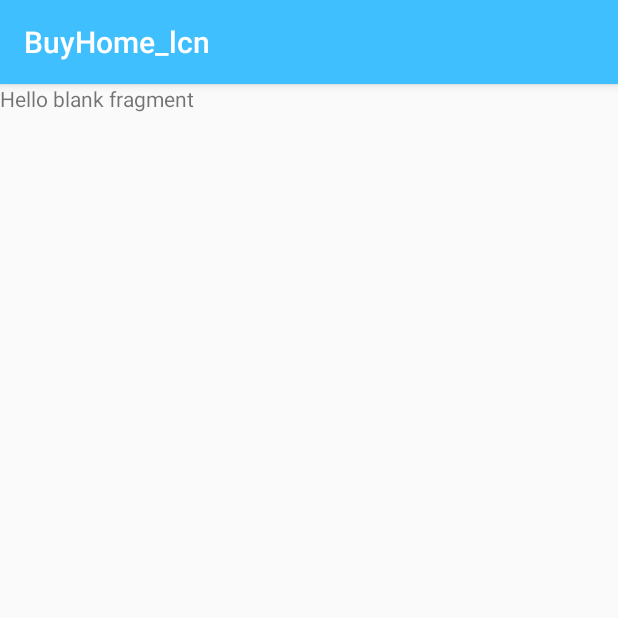
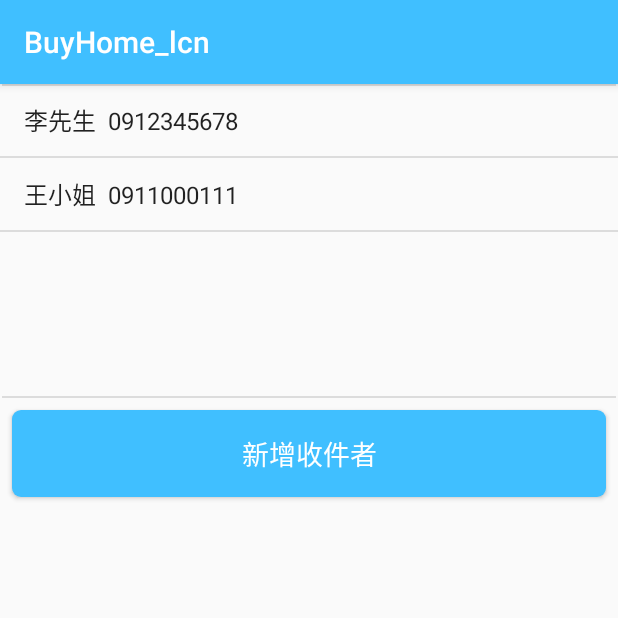
Before and after one commit to Lucien-Hsu/BuyHome, an Android app: the CheckDelivery screen opened through its navigation route, after a tap on "選擇收件者", on a phone screen of 412 x 824 dp, the top half of it. Run offline under Robolectric (Android 15) with nearby library versions, the phone set to English and light mode, and no system bars.

Commit message:
feat:完成"選擇收件人"頁面 1.ViewModel 新增相關變數 2.新增 Layout 3.處理按鈕與顯示
#issue 047

```diff
--- a/app/src/main/java/com/example/buyhome_lcn/data/ShoppingCartViewModel.java
+++ b/app/src/main/java/com/example/buyhome_lcn/data/ShoppingCartViewModel.java
@@ -76,8 +76,8 @@ public class ShoppingCartViewModel extends ViewModel {
             _amountList.setValue(amountList);
         }
         //收件相關
-        receiverList.add("李先生");
-        receiverList.add("王小姐");
+        receiverList.add("#李先生#0912345678");
+        receiverList.add("#王小姐#0911000111");
         storeList.add("#全家#楊梅幼獅店");
         storeList.add("#萊爾富#平鎮復梅店");
         addressList.add("#台北市#信義區#信義路五段7號89樓");
@@ -135,10 +135,30 @@ public class ShoppingCartViewModel extends ViewModel {
         _totalPrice.setValue(totalPrice);
     }
 
+    /**
+     * 取得總金額
+     */
     public Integer getTotalPrice(){
         return _totalPrice.getValue();
     }
 
+    /**
+     * 取得所有收件人
+     */
+    public ArrayList<String> getReceiverList(){
+        ArrayList<String> resultList = new ArrayList<>();
+        String[] tempStr;
+
+        for(int i = 0 ; i < receiverList.size() ; i++){
+            tempStr = receiverList.get(i).split("#");
+            resultList.add(tempStr[1] + "  " + tempStr[2]);
+        }
+        return resultList;
+    }
+
+    /**
+     * 取得所有地址
+     */
     public ArrayList<String> getAddressList(){
         ArrayList<String> resultList = new ArrayList<>();
         String[] tempStr;
@@ -154,6 +174,43 @@ public class ShoppingCartViewModel extends ViewModel {
         addressList.add(newAddress);
     }
 
+    /**
+     * 新增收件者
+     */
+    public void addReceiver(String newReceiver){
+        receiverList.add(newReceiver);
+    }
+
+    /**
+     * 取得預設收件者
+     * @return
+     */
+    public String getDefaultName(){
+        String result;
+        String[] tempStr;
+        tempStr = defaultReceiver.split("#");
+        result = tempStr[1];
+
+        return result;
+    }
+
+    /**
+     * 取得預設電話
+     * @return
+     */
+    public String getDefaultPhone(){
+        String result;
+        String[] tempStr;
+        tempStr = defaultReceiver.split("#");
+        result = tempStr[2];
+
+        return result;
+    }
+
+    /**
+     * 取得預設宅配地址
+     * @return
+     */
     public String getDefaultAddress(){
         String result;
         String[] tempStr;
--- a/app/src/main/java/com/example/buyhome_lcn/fragment_cart/CheckDelivery.java
+++ b/app/src/main/java/com/example/buyhome_lcn/fragment_cart/CheckDelivery.java
@@ -22,7 +22,7 @@ import com.example.buyhome_lcn.data.ShoppingCartViewModel;
 public class CheckDelivery extends Fragment {
     private ShoppingCartViewModel viewModel;
 
-    TextView tvHomeDeliveryAddress;
+    TextView tvReceiver, tvPhone, tvAddress;
     Button btnGoBack, btnChooseReceiver, btnChooseAddress, btnChooseStore;
     CheckBox cbHome, cbStore;
 
@@ -36,8 +36,15 @@ public class CheckDelivery extends Fragment {
 
         chooseDeliveryWay(view);
 
-        tvHomeDeliveryAddress = view.findViewById(R.id.tv_home_delivery_adress);
-        tvHomeDeliveryAddress.setText(viewModel.getDefaultAddress());
+        tvAddress = view.findViewById(R.id.tv_home_delivery_adress);
+        tvAddress.setText(viewModel.getDefaultAddress());
+
+        tvReceiver = view.findViewById(R.id.tv_recipient_name_display);
+        tvReceiver.setText(viewModel.getDefaultName());
+
+        tvPhone = view.findViewById(R.id.tv_recipient_phone_display);
+        tvPhone.setText(viewModel.getDefaultPhone());
+
 
         //[按鈕]  設定收件者
         btnChooseReceiver = view.findViewById(R.id.btn_choose_receiver);
--- a/app/src/main/java/com/example/buyhome_lcn/fragment_cart/ChooseAddress.java
+++ b/app/src/main/java/com/example/buyhome_lcn/fragment_cart/ChooseAddress.java
@@ -108,7 +108,6 @@ public class ChooseAddress extends Fragment {
                     adapter.clear();
                     adapter.addAll(viewModel.getAddressList());
                 }
-
             }
         });
 
--- a/app/src/main/java/com/example/buyhome_lcn/fragment_cart/ChooseReceiver.java
+++ b/app/src/main/java/com/example/buyhome_lcn/fragment_cart/ChooseReceiver.java
@@ -1,66 +1,112 @@
 package com.example.buyhome_lcn.fragment_cart;
 
+import android.app.AlertDialog;
+import android.content.Context;
 import android.os.Bundle;
 
 import androidx.fragment.app.Fragment;
+import androidx.lifecycle.ViewModelProvider;
+import androidx.navigation.Navigation;
 
 import android.view.LayoutInflater;
 import android.view.View;
 import android.view.ViewGroup;
+import android.widget.AdapterView;
+import android.widget.ArrayAdapter;
+import android.widget.Button;
+import android.widget.EditText;
+import android.widget.ListView;
+import android.widget.TextView;
+import android.widget.Toast;
 
 import com.example.buyhome_lcn.R;
+import com.example.buyhome_lcn.data.ShoppingCartViewModel;
 
-/**
- * A simple {@link Fragment} subclass.
- * Use the {@link ChooseReceiver#newInstance} factory method to
- * create an instance of this fragment.
- */
 public class ChooseReceiver extends Fragment {
+    Context context;
+    //ViewModel
+    private ShoppingCartViewModel viewModel;
 
-    // TODO: Rename parameter arguments, choose names that match
-    // the fragment initialization parameters, e.g. ARG_ITEM_NUMBER
-    private static final String ARG_PARAM1 = "param1";
-    private static final String ARG_PARAM2 = "param2";
+    ListView llReceiver;
+    ArrayAdapter adapter;
 
-    // TODO: Rename and change types of parameters
-    private String mParam1;
-    private String mParam2;
+    Button btnShowAddReceiver, btnChooseReceiverToCheckDelivery;
 
-    public ChooseReceiver() {
-        // Required empty public constructor
-    }
-
-    /**
-     * Use this factory method to create a new instance of
-     * this fragment using the provided parameters.
-     *
-     * @param param1 Parameter 1.
-     * @param param2 Parameter 2.
-     * @return A new instance of fragment ChooseReceiver.
-     */
-    // TODO: Rename and change types and number of parameters
-    public static ChooseReceiver newInstance(String param1, String param2) {
-        ChooseReceiver fragment = new ChooseReceiver();
-        Bundle args = new Bundle();
-        args.putString(ARG_PARAM1, param1);
-        args.putString(ARG_PARAM2, param2);
-        fragment.setArguments(args);
-        return fragment;
-    }
-
-    @Override
-    public void onCreate(Bundle savedInstanceState) {
-        super.onCreate(savedInstanceState);
-        if (getArguments() != null) {
-            mParam1 = getArguments().getString(ARG_PARAM1);
-            mParam2 = getArguments().getString(ARG_PARAM2);
-        }
-    }
+    View includeAddReceiver;
+    EditText etName, etPhone;
 
     @Override
     public View onCreateView(LayoutInflater inflater, ViewGroup container,
                              Bundle savedInstanceState) {
-        // Inflate the layout for this fragment
-        return inflater.inflate(R.layout.fragment_choose_receiver, container, false);
+        context = requireActivity();
+        final View view = inflater.inflate(R.layout.fragment_choose_receiver, container, false);
+
+        //取得自定義 ViewModel
+        viewModel = new ViewModelProvider(requireActivity()).get(ShoppingCartViewModel.class);
+
+        //TODO [清單] ListView
+        llReceiver = view.findViewById(R.id.ll_receiver);
+
+        //設定Adapter
+        //引數一：context
+        //引數二：[view]
+        //引數三：[資料]資料陣列
+        //這邊的view使用Android預設的
+        adapter = new ArrayAdapter(context, android.R.layout.simple_list_item_1, viewModel.getReceiverList());
+
+        //連結Adapter
+        llReceiver.setAdapter(adapter);
+
+        //設定監聽器
+        llReceiver.setOnItemClickListener(new AdapterView.OnItemClickListener(){
+            //參數三為項目編號，可依此決定相應的處理
+            @Override
+            public void onItemClick(AdapterView<?> adapterView, View v, int i, long l) {
+                Toast.makeText(context, ((TextView)v).getText(), Toast.LENGTH_SHORT).show();
+                //TODO 依照參數三決定相應的處理
+                viewModel.defaultReceiver = viewModel.receiverList.get(i);
+
+                //退出BackStack，此處便不會記錄到堆疊中。否則之後按返回建會回到這頁。
+                Navigation.findNavController(view).popBackStack();
+            }
+        });
+
+        //[按鈕] 輸入新地址
+        //處理畫面顯示
+        btnShowAddReceiver = view.findViewById(R.id.btn_show_receiver);
+        includeAddReceiver = view.findViewById(R.id.include_add_receiver);
+        btnShowAddReceiver.setOnClickListener(new View.OnClickListener() {
+            @Override
+            public void onClick(View view) {
+                btnShowAddReceiver.setVisibility(View.GONE);
+                includeAddReceiver.setVisibility(View.VISIBLE);
+            }
+        });
+
+        //處理按鈕
+        etName =view.findViewById(R.id.et_name);
+        etPhone =view.findViewById(R.id.et_phone);
+
+        btnChooseReceiverToCheckDelivery = view.findViewById(R.id.btn_choosereceiver_to_checkdelivery);
+        btnChooseReceiverToCheckDelivery.setOnClickListener(new View.OnClickListener() {
+            @Override
+            public void onClick(View view) {
+
+                if(etName.length() == 0 || etPhone.length() == 0){
+                    new AlertDialog.Builder(context).setMessage("請輸入完整資訊").create().show();
+                }else{
+                    //存入新地址
+                    String newReceiver;
+                    newReceiver = "#" + etName.getText().toString() + "#" + etPhone.getText().toString();
+                    viewModel.addReceiver(newReceiver);
+
+                    //刷新ListView
+                    adapter.clear();
+                    adapter.addAll(viewModel.getReceiverList());
+                }
+            }
+        });
+
+        return view;
     }
 }
--- a/app/src/main/res/layout/fragment_choose_receiver.xml
+++ b/app/src/main/res/layout/fragment_choose_receiver.xml
@@ -1,14 +1,77 @@
 <?xml version="1.0" encoding="utf-8"?>
-<FrameLayout xmlns:android="http://schemas.android.com/apk/res/android"
+
+<ScrollView xmlns:android="http://schemas.android.com/apk/res/android"
+    xmlns:app="http://schemas.android.com/apk/res-auto"
     xmlns:tools="http://schemas.android.com/tools"
+    tools:context=".fragment_cart.ChooseAddress"
     android:layout_width="match_parent"
     android:layout_height="match_parent"
-    tools:context=".fragment_cart.ChooseReceiver">
+    >
 
-    <!-- TODO: Update blank fragment layout -->
-    <TextView
+    <androidx.constraintlayout.widget.ConstraintLayout
         android:layout_width="match_parent"
-        android:layout_height="match_parent"
-        android:text="@string/hello_blank_fragment" />
+        android:layout_height="match_parent">
 
-</FrameLayout>
+        <ListView
+            android:id="@+id/ll_receiver"
+            android:layout_width="match_parent"
+            android:layout_height="200dp"
+            app:layout_constraintEnd_toEndOf="parent"
+            app:layout_constraintHorizontal_bias="0.0"
+            app:layout_constraintStart_toStartOf="parent"
+            app:layout_constraintTop_toTopOf="parent">
+
+        </ListView>
+
+        <View
+            android:id="@+id/divider2"
+            android:layout_width="409dp"
+            android:layout_height="1dp"
+            android:layout_marginTop="8dp"
+            android:background="?android:attr/listDivider"
+            app:layout_constraintEnd_toEndOf="parent"
+            app:layout_constraintStart_toStartOf="parent"
+            app:layout_constraintTop_toBottomOf="@+id/ll_address" />
+
+        <Button
+            android:id="@+id/btn_show_receiver"
+            android:layout_width="0dp"
+            android:layout_height="58dp"
+            android:layout_marginStart="8dp"
+            android:layout_marginTop="8dp"
+            android:layout_marginEnd="8dp"
+            android:background="@drawable/button_01"
+            android:text="新增收件者"
+            android:textColor="#FFFFFF"
+            android:textSize="18sp"
+            app:layout_constraintEnd_toEndOf="parent"
+            app:layout_constraintHorizontal_bias="0.0"
+            app:layout_constraintStart_toStartOf="parent"
+            app:layout_constraintTop_toBottomOf="@+id/divider3" />
+
+        <View
+            android:id="@+id/divider3"
+            android:layout_width="409dp"
+            android:layout_height="1dp"
+            android:layout_marginTop="8dp"
+            android:background="?android:attr/listDivider"
+            app:layout_constraintEnd_toEndOf="parent"
+            app:layout_constraintStart_toStartOf="parent"
+            app:layout_constraintTop_toBottomOf="@+id/ll_receiver" />
+
+        <include
+            android:id="@+id/include_add_receiver"
+            layout="@layout/add_receiver"
+            android:layout_width="wrap_content"
+            android:layout_height="wrap_content"
+            android:layout_marginBottom="8dp"
+            android:visibility="invisible"
+            app:layout_constraintBottom_toBottomOf="parent"
+            app:layout_constraintEnd_toEndOf="parent"
+            app:layout_constraintHorizontal_bias="1.0"
+            app:layout_constraintStart_toStartOf="parent"
+            app:layout_constraintTop_toBottomOf="@+id/btn_show_receiver" />
+
+
+    </androidx.constraintlayout.widget.ConstraintLayout>
+</ScrollView>
```
Also changed, not shown: app/src/main/res/layout/add_receiver.xml (added, +115 -0 lines).
